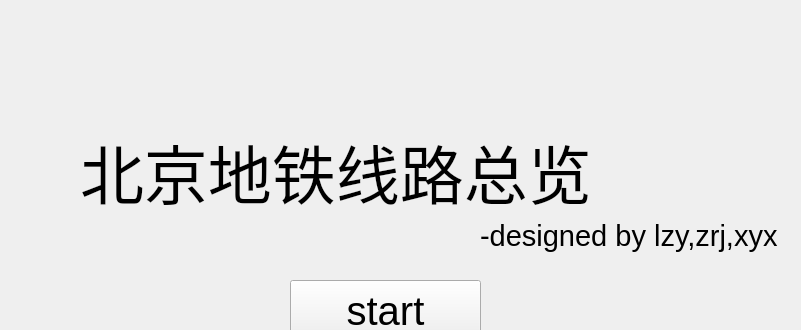
Before: the Qt Designer form subway/menu.ui in imv05/QT, drawn with Qt 5; both pictures show x 220 to 1021 and y 0 to 330 of the 1261 by 638 pixel window.
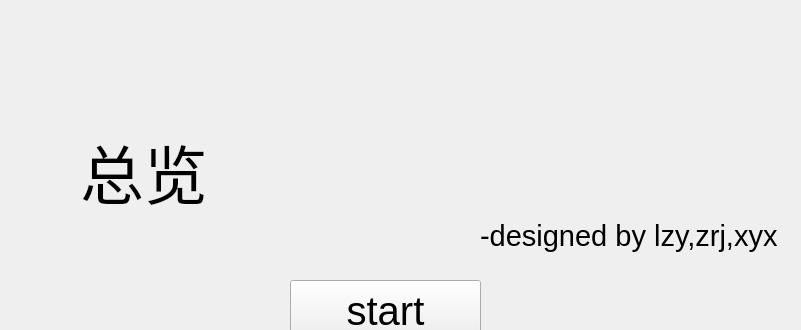
After: the same form once the commit is applied.

What changed in the file:
```diff
--- a/subway/menu.ui
+++ b/subway/menu.ui
@@ -50,7 +50,7 @@
     </font>
    </property>
    <property name="text">
-    <string>北京地铁线路总览</string>
+    <string>总览</string>
    </property>
   </widget>
   <widget class="QLabel" name="label_2">
```
